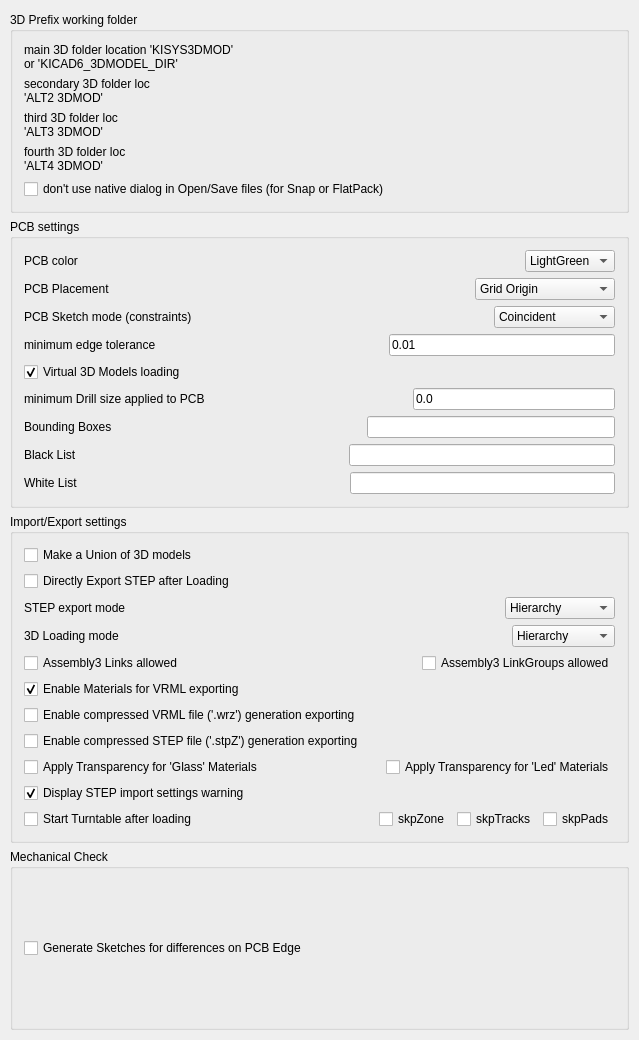
Qt form Resources/ui/ksu_prefs.ui (easyw/kicadStepUpMod) before a commit.
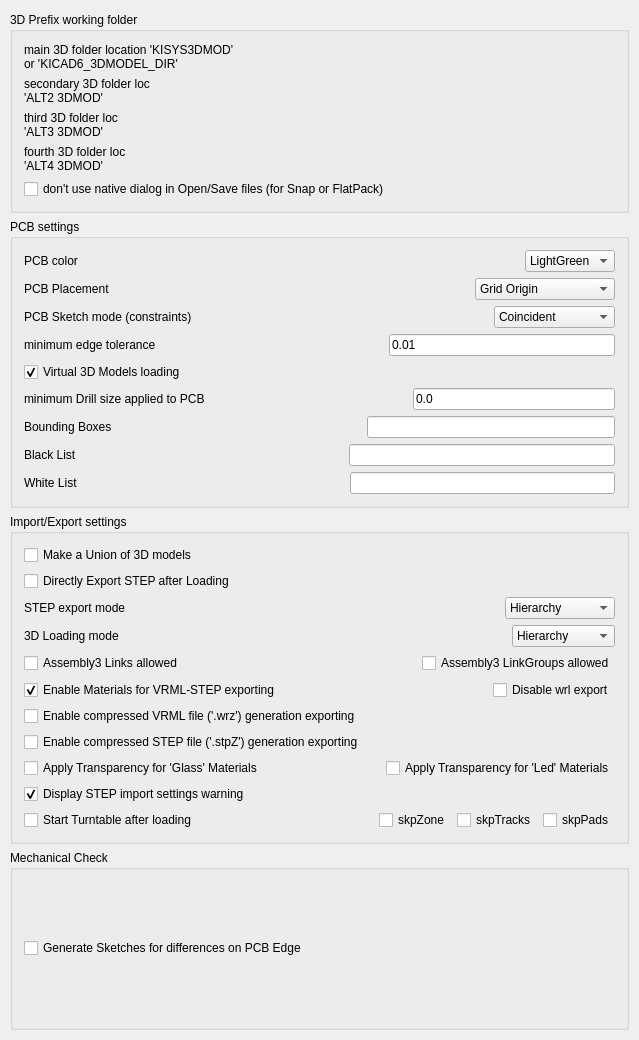
The same form after that commit. Custom widgets are drawn as their Qt base class.

Diff of the .ui file:
```diff
--- a/Resources/ui/ksu_prefs.ui
+++ b/Resources/ui/ksu_prefs.ui
@@ -259,7 +259,12 @@
         </item>
        </layout>
       </item>
-      <item>
+       <item>
+       <layout class="QHBoxLayout" name="horizontalLayout_18">
+        <property name="topMargin">
+         <number>1</number>
+        </property>
+        <item>
        <widget class="Gui::PrefCheckBox" name="cb_vrml_materials">
         <property name="toolTip">
          <string>Enables Materials for VRML exporting.</string>
@@ -268,7 +273,7 @@
          <string notr="true"/>
         </property>
         <property name="text">
-         <string>Enable Materials for VRML exporting</string>
+         <string>Enable Materials for VRML-STEP exporting</string>
         </property>
         <property name="checked">
          <bool>true</bool>
@@ -284,7 +289,41 @@
         </property>
        </widget>
       </item>
-      <item>
+        <item>
+         <spacer name="horizontalSpacer_18">
+          <property name="orientation">
+           <enum>Qt::Horizontal</enum>
+          </property>
+          <property name="sizeHint" stdset="0">
+           <size>
+            <width>40</width>
+            <height>20</height>
+           </size>
+          </property>
+         </spacer>
+        </item>
+        <item>
+         <widget class="Gui::PrefCheckBox" name="cb_vrml_enable">
+          <property name="toolTip">
+           <string>Disable wrl export.</string>
+          </property>
+          <property name="text">
+           <string>Disable wrl export</string>
+          </property>
+          <property name="checked">
+           <bool>false</bool>
+          </property>
+          <property name="prefEntry" stdset="0">
+           <cstring>wrl_disable</cstring>
+          </property>
+          <property name="prefPath" stdset="0">
+           <cstring>Mod/kicadStepUpGui</cstring>
+          </property>
+         </widget>
+        </item>
+       </layout>
+       </item>
+       <item>
        <widget class="Gui::PrefCheckBox" name="cb_wrz_export">
         <property name="enabled">
          <bool>true</bool>
```
Left out of the diff: 2 changed lines with no effect on the pictures.
